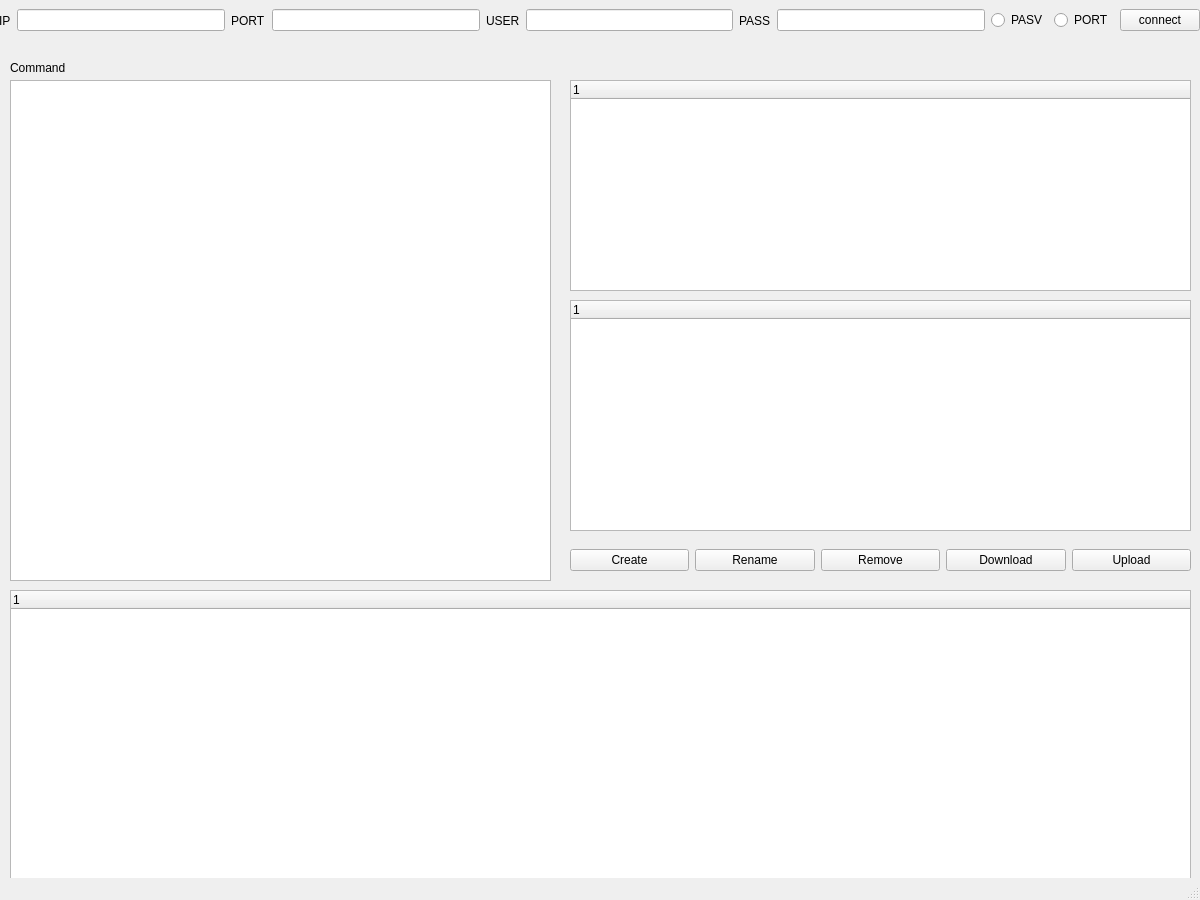
Above: client/mainwindow.ui from Ray1ee01/FTP before the change. Below: the same form after it.
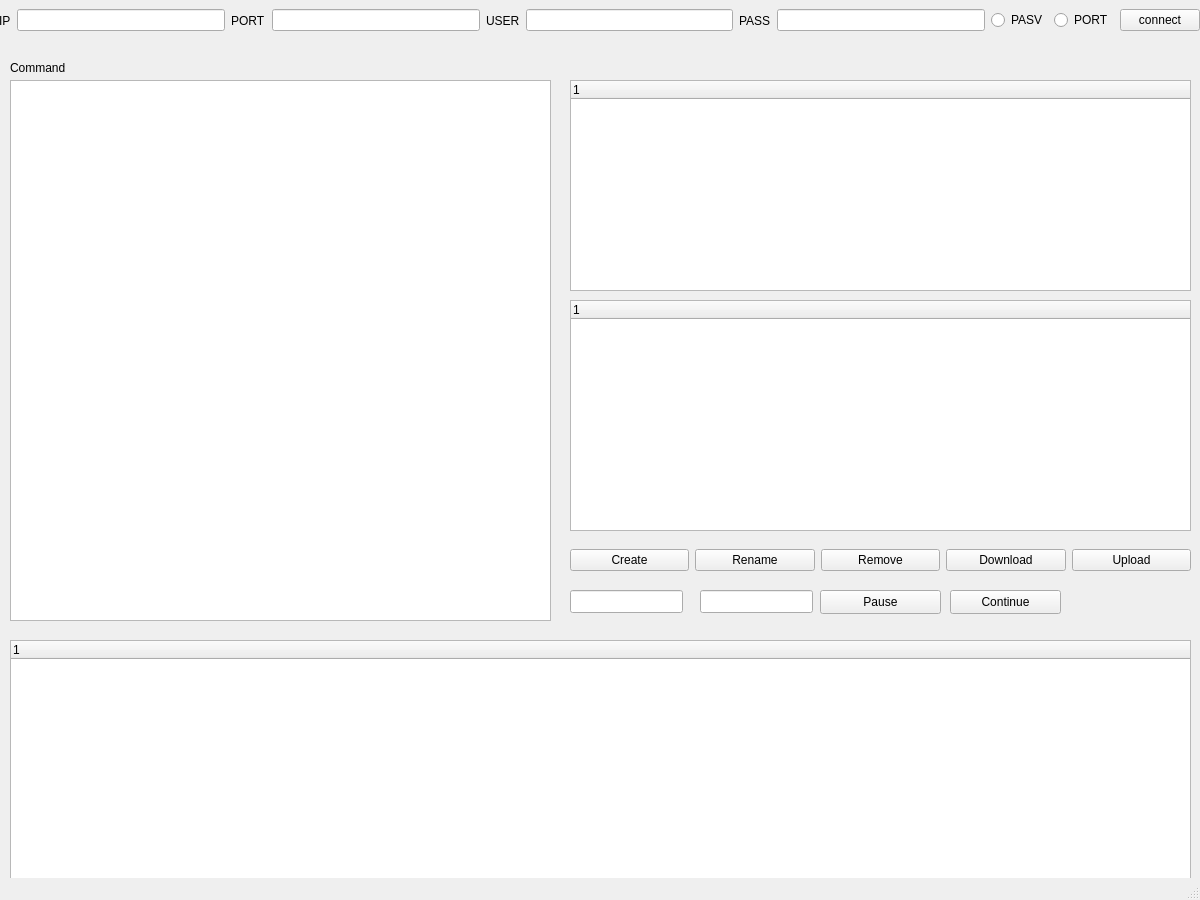
That is the form after the change.

Commit message: add abor rest,build client, to test

Patch:
```diff
--- a/client/mainwindow.ui
+++ b/client/mainwindow.ui
@@ -93,7 +93,7 @@
       <x>10</x>
       <y>80</y>
       <width>541</width>
-      <height>501</height>
+      <height>541</height>
      </rect>
     </property>
    </widget>
@@ -191,9 +191,9 @@
     <property name="geometry">
      <rect>
       <x>10</x>
-      <y>590</y>
+      <y>640</y>
       <width>1181</width>
-      <height>301</height>
+      <height>251</height>
      </rect>
     </property>
     <attribute name="headerShowSortIndicator" stdset="0">
@@ -205,6 +205,52 @@
      </property>
     </column>
    </widget>
+   <widget class="QLineEdit" name="cwdEdit">
+    <property name="geometry">
+     <rect>
+      <x>570</x>
+      <y>590</y>
+      <width>113</width>
+      <height>23</height>
+     </rect>
+    </property>
+   </widget>
+   <widget class="QLineEdit" name="rmdEdit">
+    <property name="geometry">
+     <rect>
+      <x>700</x>
+      <y>590</y>
+      <width>113</width>
+      <height>23</height>
+     </rect>
+    </property>
+   </widget>
+   <widget class="QPushButton" name="aborButton">
+    <property name="geometry">
+     <rect>
+      <x>820</x>
+      <y>590</y>
+      <width>121</width>
+      <height>24</height>
+     </rect>
+    </property>
+    <property name="text">
+     <string>Pause</string>
+    </property>
+   </widget>
+   <widget class="QPushButton" name="restButton">
+    <property name="geometry">
+     <rect>
+      <x>950</x>
+      <y>590</y>
+      <width>111</width>
+      <height>24</height>
+     </rect>
+    </property>
+    <property name="text">
+     <string>Continue</string>
+    </property>
+   </widget>
   </widget>
   <widget class="QStatusBar" name="statusbar"/>
  </widget>
```
The commit also changes 6 other files.
